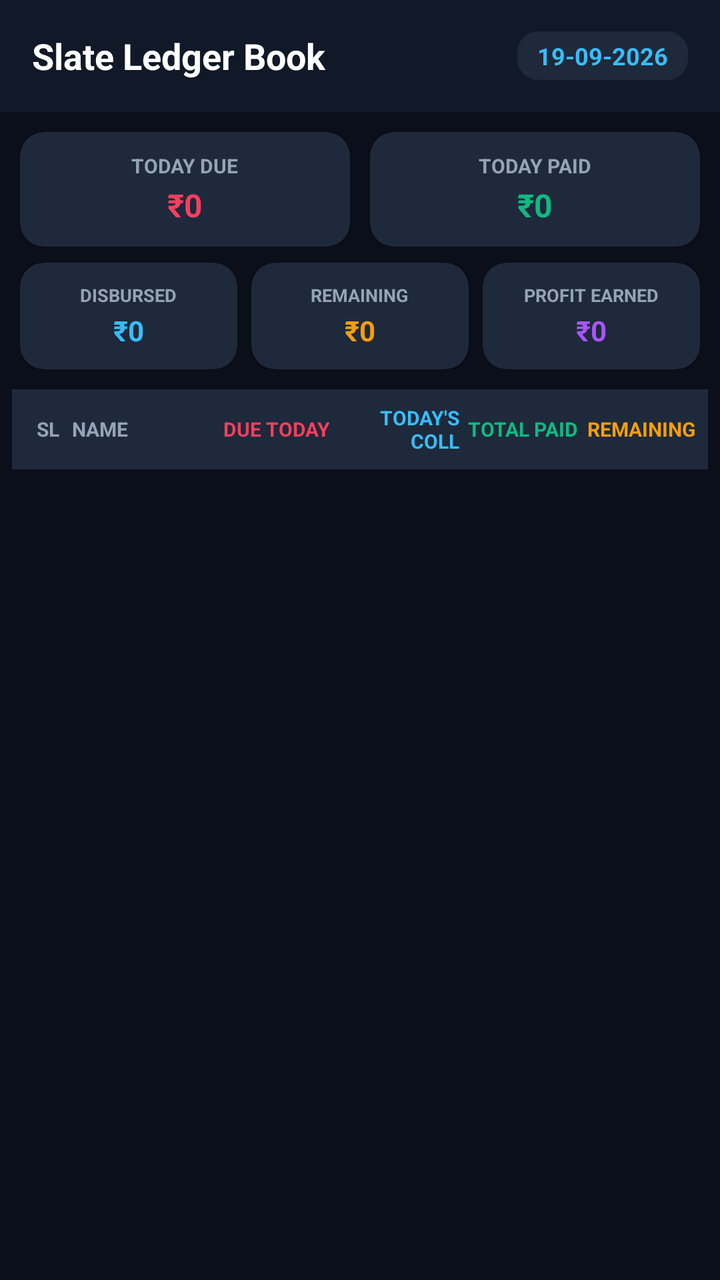
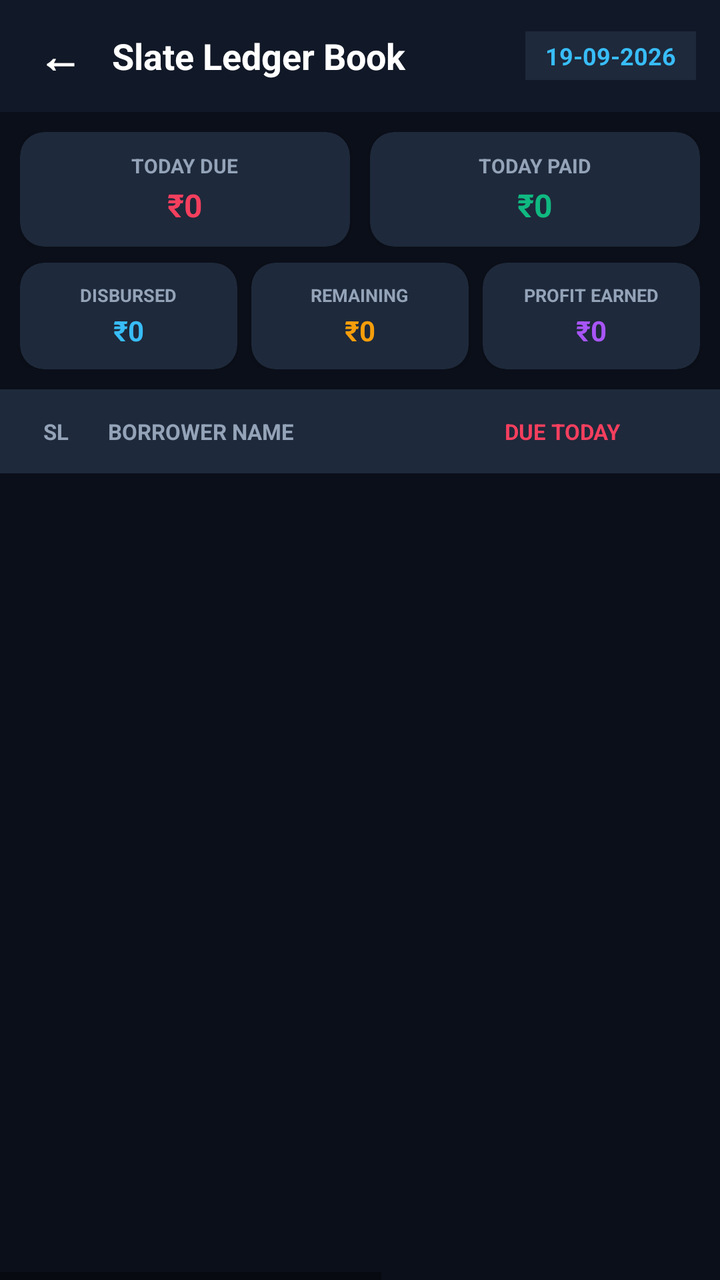

Before-and-after screenshots of an Android layout around one commit, followed by the original layout XML and the change that was made.
<!-- AndroidManifest.xml: application theme Theme.QuickLoan -->
<!-- res/layout/activity_payment_history.xml -->
<?xml version="1.0" encoding="utf-8"?>
<LinearLayout xmlns:android="http://schemas.android.com/apk/res/android"
    xmlns:app="http://schemas.android.com/apk/res-auto"
    android:layout_width="match_parent"
    android:layout_height="match_parent"
    android:background="#0B0F19"
    android:orientation="vertical">

    
    <LinearLayout
        android:layout_width="match_parent"
        android:layout_height="56dp"
        android:background="#111827"
        android:gravity="center_vertical"
        android:orientation="horizontal"
        android:paddingHorizontal="16dp">

        <TextView
            android:layout_width="0dp"
            android:layout_height="wrap_content"
            android:layout_weight="1"
            android:text="Slate Ledger Book"
            android:textColor="#FFFFFF"
            android:textSize="18sp"
            android:textStyle="bold" />

        <TextView
            android:id="@+id/tvSlateCurrentDate"
            android:layout_width="wrap_content"
            android:layout_height="wrap_content"
            android:background="@drawable/edittext_bg"
            android:backgroundTint="#1E293B"
            android:paddingHorizontal="10dp"
            android:paddingVertical="4dp"
            android:text="19-09-2026"
            android:textColor="#38BDF8"
            android:textSize="12sp"
            android:textStyle="bold" />
    </LinearLayout>

    
    <LinearLayout
        android:layout_width="match_parent"
        android:layout_height="wrap_content"
        android:layout_marginHorizontal="10dp"
        android:layout_marginTop="10dp"
        android:orientation="horizontal">

        
        <androidx.cardview.widget.CardView
            android:layout_width="0dp"
            android:layout_height="wrap_content"
            android:layout_marginEnd="5dp"
            android:layout_weight="1"
            app:cardBackgroundColor="#1E293B"
            app:cardCornerRadius="12dp"
            app:cardElevation="2dp">

            <LinearLayout
                android:layout_width="match_parent"
                android:layout_height="wrap_content"
                android:gravity="center"
                android:orientation="vertical"
                android:padding="10dp">

                <TextView
                    android:layout_width="wrap_content"
                    android:layout_height="wrap_content"
                    android:text="TODAY DUE"
                    android:textColor="#94A3B8"
                    android:textSize="10sp"
                    android:textStyle="bold" />

                <TextView
                    android:id="@+id/tvSlateTotalDue"
                    android:layout_width="wrap_content"
                    android:layout_height="wrap_content"
                    android:layout_marginTop="2dp"
                    android:text="₹0"
                    android:textColor="#F43F5E"
                    android:textSize="16sp"
                    android:textStyle="bold" />
            </LinearLayout>
        </androidx.cardview.widget.CardView>

        
        <androidx.cardview.widget.CardView
            android:layout_width="0dp"
            android:layout_height="wrap_content"
            android:layout_marginStart="5dp"
            android:layout_weight="1"
            app:cardBackgroundColor="#1E293B"
            app:cardCornerRadius="12dp"
            app:cardElevation="2dp">

            <LinearLayout
                android:layout_width="match_parent"
                android:layout_height="wrap_content"
                android:gravity="center"
                android:orientation="vertical"
                android:padding="10dp">

                <TextView
                    android:layout_width="wrap_content"
                    android:layout_height="wrap_content"
                    android:text="TODAY PAID"
                    android:textColor="#94A3B8"
                    android:textSize="10sp"
                    android:textStyle="bold" />

                <TextView
                    android:id="@+id/tvSlateTodayPaid"
                    android:layout_width="wrap_content"
                    android:layout_height="wrap_content"
                    android:layout_marginTop="2dp"
                    android:text="₹0"
                    android:textColor="#10B981"
                    android:textSize="16sp"
                    android:textStyle="bold" />
            </LinearLayout>
        </androidx.cardview.widget.CardView>
    </LinearLayout>

    
    <LinearLayout
        android:layout_width="match_parent"
        android:layout_height="wrap_content"
        android:layout_marginHorizontal="10dp"
        android:layout_marginTop="8dp"
        android:layout_marginBottom="10dp"
        android:orientation="horizontal">

        
        <androidx.cardview.widget.CardView
            android:layout_width="0dp"
            android:layout_height="wrap_content"
            android:layout_marginEnd="4dp"
            android:layout_weight="1"
            app:cardBackgroundColor="#1E293B"
            app:cardCornerRadius="12dp"
            app:cardElevation="2dp">

            <LinearLayout
                android:layout_width="match_parent"
                android:layout_height="wrap_content"
                android:gravity="center"
                android:orientation="vertical"
                android:padding="10dp">

                <TextView
                    android:layout_width="wrap_content"
                    android:layout_height="wrap_content"
                    android:text="DISBURSED"
                    android:textColor="#94A3B8"
                    android:textSize="9sp"
                    android:textStyle="bold" />

                <TextView
                    android:id="@+id/tvSlateDisbursementBalance"
                    android:layout_width="wrap_content"
                    android:layout_height="wrap_content"
                    android:layout_marginTop="2dp"
                    android:text="₹0"
                    android:textColor="#38BDF8"
                    android:textSize="14sp"
                    android:textStyle="bold" />
            </LinearLayout>
        </androidx.cardview.widget.CardView>

        
        <androidx.cardview.widget.CardView
            android:layout_width="0dp"
            android:layout_height="wrap_content"
            android:layout_marginHorizontal="3dp"
            android:layout_weight="1"
            app:cardBackgroundColor="#1E293B"
            app:cardCornerRadius="12dp"
            app:cardElevation="2dp">

            <LinearLayout
                android:layout_width="match_parent"
                android:layout_height="wrap_content"
                android:gravity="center"
                android:orientation="vertical"
                android:padding="10dp">

                <TextView
                    android:layout_width="wrap_content"
                    android:layout_height="wrap_content"
                    android:text="REMAINING"
                    android:textColor="#94A3B8"
                    android:textSize="9sp"
                    android:textStyle="bold" />

                <TextView
                    android:id="@+id/tvSlateTotalRemaining"
                    android:layout_width="wrap_content"
                    android:layout_height="wrap_content"
                    android:layout_marginTop="2dp"
                    android:text="₹0"
                    android:textColor="#F59E0B"
                    android:textSize="14sp"
                    android:textStyle="bold" />
            </LinearLayout>
        </androidx.cardview.widget.CardView>

        
        <androidx.cardview.widget.CardView
            android:layout_width="0dp"
            android:layout_height="wrap_content"
            android:layout_marginStart="4dp"
            android:layout_weight="1"
            app:cardBackgroundColor="#1E293B"
            app:cardCornerRadius="12dp"
            app:cardElevation="2dp">

            <LinearLayout
                android:layout_width="match_parent"
                android:layout_height="wrap_content"
                android:gravity="center"
                android:orientation="vertical"
                android:padding="10dp">

                <TextView
                    android:layout_width="wrap_content"
                    android:layout_height="wrap_content"
                    android:text="PROFIT EARNED"
                    android:textColor="#94A3B8"
                    android:textSize="9sp"
                    android:textStyle="bold" />

                <TextView
                    android:id="@+id/tvSlateInterestCollected"
                    android:layout_width="wrap_content"
                    android:layout_height="wrap_content"
                    android:layout_marginTop="2dp"
                    android:text="₹0"
                    android:textColor="#A855F7"
                    android:textSize="14sp"
                    android:textStyle="bold" />
            </LinearLayout>
        </androidx.cardview.widget.CardView>
    </LinearLayout>

    
    <LinearLayout
        android:layout_width="match_parent"
        android:layout_height="40dp"
        android:layout_marginHorizontal="6dp"
        android:background="#1E293B"
        android:gravity="center_vertical"
        android:orientation="horizontal"
        android:paddingHorizontal="6dp">

        <TextView
            android:layout_width="24dp"
            android:layout_height="wrap_content"
            android:gravity="center"
            android:text="SL"
            android:textColor="#94A3B8"
            android:textSize="10sp"
            android:textStyle="bold" />

        <TextView
            android:layout_width="0dp"
            android:layout_height="wrap_content"
            android:layout_weight="1.2"
            android:text="NAME"
            android:textColor="#94A3B8"
            android:textSize="10sp"
            android:textStyle="bold" />

        <TextView
            android:layout_width="0dp"
            android:layout_height="wrap_content"
            android:layout_weight="1"
            android:gravity="end"
            android:text="DUE TODAY"
            android:textColor="#F43F5E"
            android:textSize="10sp"
            android:textStyle="bold" />

        <TextView
            android:layout_width="0dp"
            android:layout_height="wrap_content"
            android:layout_weight="1.1"
            android:gravity="end"
            android:text="TODAY'S COLL"
            android:textColor="#38BDF8"
            android:textSize="10sp"
            android:textStyle="bold" />

        <TextView
            android:layout_width="0dp"
            android:layout_height="wrap_content"
            android:layout_weight="1"
            android:gravity="end"
            android:text="TOTAL PAID"
            android:textColor="#10B981"
            android:textSize="10sp"
            android:textStyle="bold" />

        <TextView
            android:layout_width="0dp"
            android:layout_height="wrap_content"
            android:layout_weight="1"
            android:gravity="end"
            android:text="REMAINING"
            android:textColor="#F59E0B"
            android:textSize="10sp"
            android:textStyle="bold" />
    </LinearLayout>

    
    <TextView
        android:id="@+id/tvEmptySlate"
        android:layout_width="match_parent"
        android:layout_height="wrap_content"
        android:gravity="center"
        android:padding="30dp"
        android:text="No running loan records found"
        android:textColor="#64748B"
        android:visibility="gone" />

    
    <androidx.recyclerview.widget.RecyclerView
        android:id="@+id/rvSlateTable"
        android:layout_width="match_parent"
        android:layout_height="match_parent"
        android:layout_marginHorizontal="6dp"
        android:clipToPadding="false"
        android:paddingBottom="16dp" />

</LinearLayout>
<!-- resources referenced by this layout -->
<resources>
  <!-- drawable edittext_bg (drawable) -->
  <?xml version="1.0" encoding="utf-8"?>
  <shape xmlns:android="http://schemas.android.com/apk/res/android"
      android:shape="rectangle">
      <solid android:color="#1E293B" />
      <stroke android:width="1dp" android:color="#475569" />
      <corners android:radius="10dp" />
  </shape>
  <style name="Theme.QuickLoan" parent="Theme.AppCompat.DayNight.NoActionBar">
          
          <item name="android:windowBackground">@color/surface_bg</item>
          <item name="android:colorBackground">@color/surface_bg</item>
  
          
          <item name="colorPrimary">@color/header_bg</item>
          <item name="colorPrimaryDark">#070A10</item>
          <item name="colorAccent">@color/brand_accent</item>
  
          
          <item name="android:statusBarColor">@color/header_bg</item>
          <item name="android:navigationBarColor">#070A10</item>
          <item name="android:windowLightStatusBar">false</item>
      </style>
  <color name="surface_bg">#0B0F19</color>
  <color name="header_bg">#111827</color>
  <color name="brand_accent">#38BDF8</color>
</resources>

<!-- the commit's change to res/layout/activity_payment_history.xml (unified diff, before → after) -->
@@ -13,11 +13,22 @@
         android:background="#111827"
         android:gravity="center_vertical"
         android:orientation="horizontal"
-        android:paddingHorizontal="16dp">
+        android:paddingHorizontal="12dp">
 
         <TextView
-            android:layout_width="0dp"
-            android:layout_height="wrap_content"
+            android:id="@+id/btnBackLedger"
+            android:layout_width="36dp"
+            android:layout_height="36dp"
+            android:gravity="center"
+            android:text="←"
+            android:textColor="#FFFFFF"
+            android:textSize="22sp"
+            android:textStyle="bold" />
+
+        <TextView
+            android:layout_width="0dp"
+            android:layout_height="wrap_content"
+            android:layout_marginStart="8dp"
             android:layout_weight="1"
             android:text="Slate Ledger Book"
             android:textColor="#FFFFFF"
@@ -28,8 +39,7 @@
             android:id="@+id/tvSlateCurrentDate"
             android:layout_width="wrap_content"
             android:layout_height="wrap_content"
-            android:background="@drawable/edittext_bg"
-            android:backgroundTint="#1E293B"
+            android:background="#1E293B"
             android:paddingHorizontal="10dp"
             android:paddingVertical="4dp"
             android:text="19-09-2026"
@@ -46,7 +56,6 @@
         android:layout_marginTop="10dp"
         android:orientation="horizontal">
 
-        
         <androidx.cardview.widget.CardView
             android:layout_width="0dp"
             android:layout_height="wrap_content"
@@ -83,7 +92,6 @@
             </LinearLayout>
         </androidx.cardview.widget.CardView>
 
-        
         <androidx.cardview.widget.CardView
             android:layout_width="0dp"
             android:layout_height="wrap_content"
@@ -130,7 +138,6 @@
         android:layout_marginBottom="10dp"
         android:orientation="horizontal">
 
-        
         <androidx.cardview.widget.CardView
             android:layout_width="0dp"
             android:layout_height="wrap_content"
@@ -167,7 +174,6 @@
             </LinearLayout>
         </androidx.cardview.widget.CardView>
 
-        
         <androidx.cardview.widget.CardView
             android:layout_width="0dp"
             android:layout_height="wrap_content"
@@ -204,7 +210,6 @@
             </LinearLayout>
         </androidx.cardview.widget.CardView>
 
-        
         <androidx.cardview.widget.CardView
             android:layout_width="0dp"
             android:layout_height="wrap_content"
@@ -242,76 +247,6 @@
         </androidx.cardview.widget.CardView>
     </LinearLayout>
 
-    
-    <LinearLayout
-        android:layout_width="match_parent"
-        android:layout_height="40dp"
-        android:layout_marginHorizontal="6dp"
-        android:background="#1E293B"
-        android:gravity="center_vertical"
-        android:orientation="horizontal"
-        android:paddingHorizontal="6dp">
-
-        <TextView
-            android:layout_width="24dp"
-            android:layout_height="wrap_content"
-            android:gravity="center"
-            android:text="SL"
-            android:textColor="#94A3B8"
-            android:textSize="10sp"
-            android:textStyle="bold" />
-
-        <TextView
-            android:layout_width="0dp"
-            android:layout_height="wrap_content"
-            android:layout_weight="1.2"
-            android:text="NAME"
-            android:textColor="#94A3B8"
-            android:textSize="10sp"
-            android:textStyle="bold" />
-
-        <TextView
-            android:layout_width="0dp"
-            android:layout_height="wrap_content"
-            android:layout_weight="1"
-            android:gravity="end"
-            android:text="DUE TODAY"
-            android:textColor="#F43F5E"
-            android:textSize="10sp"
-            android:textStyle="bold" />
-
-        <TextView
-            android:layout_width="0dp"
-            android:layout_height="wrap_content"
-            android:layout_weight="1.1"
-            android:gravity="end"
-            android:text="TODAY'S COLL"
-            android:textColor="#38BDF8"
-            android:textSize="10sp"
-            android:textStyle="bold" />
-
-        <TextView
-            android:layout_width="0dp"
-            android:layout_height="wrap_content"
-            android:layout_weight="1"
-            android:gravity="end"
-            android:text="TOTAL PAID"
-            android:textColor="#10B981"
-            android:textSize="10sp"
-            android:textStyle="bold" />
-
-        <TextView
-            android:layout_width="0dp"
-            android:layout_height="wrap_content"
-            android:layout_weight="1"
-            android:gravity="end"
-            android:text="REMAINING"
-            android:textColor="#F59E0B"
-            android:textSize="10sp"
-            android:textStyle="bold" />
-    </LinearLayout>
-
-    
     <TextView
         android:id="@+id/tvEmptySlate"
         android:layout_width="match_parent"
@@ -323,12 +258,93 @@
         android:visibility="gone" />
 
     
-    <androidx.recyclerview.widget.RecyclerView
-        android:id="@+id/rvSlateTable"
+    <HorizontalScrollView
         android:layout_width="match_parent"
         android:layout_height="match_parent"
-        android:layout_marginHorizontal="6dp"
-        android:clipToPadding="false"
-        android:paddingBottom="16dp" />
+        android:fillViewport="true"
+        android:scrollbars="horizontal">
+
+        <LinearLayout
+            android:layout_width="wrap_content"
+            android:layout_height="match_parent"
+            android:orientation="vertical">
+
+            
+            <LinearLayout
+                android:layout_width="680dp"
+                android:layout_height="42dp"
+                android:background="#1E293B"
+                android:gravity="center_vertical"
+                android:orientation="horizontal"
+                android:paddingHorizontal="8dp">
+
+                <TextView
+                    android:layout_width="40dp"
+                    android:layout_height="wrap_content"
+                    android:gravity="center"
+                    android:text="SL"
+                    android:textColor="#94A3B8"
+                    android:textSize="11sp"
+                    android:textStyle="bold" />
+
+                <TextView
+                    android:layout_width="160dp"
+                    android:layout_height="wrap_content"
+                    android:paddingStart="6dp"
+                    android:text="BORROWER NAME"
+                    android:textColor="#94A3B8"
+                    android:textSize="11sp"
+                    android:textStyle="bold" />
+
+                <TextView
+                    android:layout_width="110dp"
+                    android:layout_height="wrap_content"
+                    android:gravity="end"
+                    android:paddingEnd="8dp"
+                    android:text="DUE TODAY"
+                    android:textColor="#F43F5E"
+                    android:textSize="11sp"
+                    android:textStyle="bold" />
+
+                <TextView
+                    android:layout_width="120dp"
+                    android:layout_height="wrap_content"
+                    android:gravity="end"
+                    android:paddingEnd="8dp"
+                    android:text="TODAY COLL"
+                    android:textColor="#38BDF8"
+                    android:textSize="11sp"
+                    android:textStyle="bold" />
+
+                <TextView
+                    android:layout_width="120dp"
+                    android:layout_height="wrap_content"
+                    android:gravity="end"
+                    android:paddingEnd="8dp"
+                    android:text="TOTAL PAID"
+                    android:textColor="#10B981"
+                    android:textSize="11sp"
+                    android:textStyle="bold" />
+
+                <TextView
+                    android:layout_width="130dp"
+                    android:layout_height="wrap_content"
+                    android:gravity="end"
+                    android:paddingEnd="8dp"
+                    android:text="REMAINING"
+                    android:textColor="#F59E0B"
+                    android:textSize="11sp"
+                    android:textStyle="bold" />
+            </LinearLayout>
+
+            
+            <androidx.recyclerview.widget.RecyclerView
+                android:id="@+id/rvSlateTable"
+                android:layout_width="680dp"
+                android:layout_height="match_parent"
+                android:clipToPadding="false"
+                android:paddingBottom="16dp" />
+        </LinearLayout>
+    </HorizontalScrollView>
 
 </LinearLayout>
<!-- resource entries referenced after the edit -->
@@ -1,13 +1,5 @@
 <!-- resources referenced by this layout -->
 <resources>
-  <!-- drawable edittext_bg (drawable) -->
-  <?xml version="1.0" encoding="utf-8"?>
-  <shape xmlns:android="http://schemas.android.com/apk/res/android"
-      android:shape="rectangle">
-      <solid android:color="#1E293B" />
-      <stroke android:width="1dp" android:color="#475569" />
-      <corners android:radius="10dp" />
-  </shape>
   <style name="Theme.QuickLoan" parent="Theme.AppCompat.DayNight.NoActionBar">
           
           <item name="android:windowBackground">@color/surface_bg</item>
